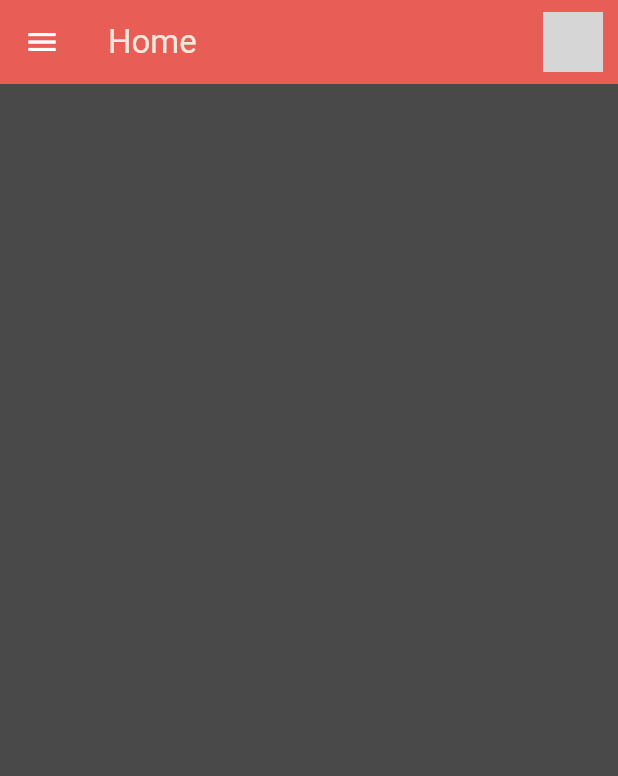
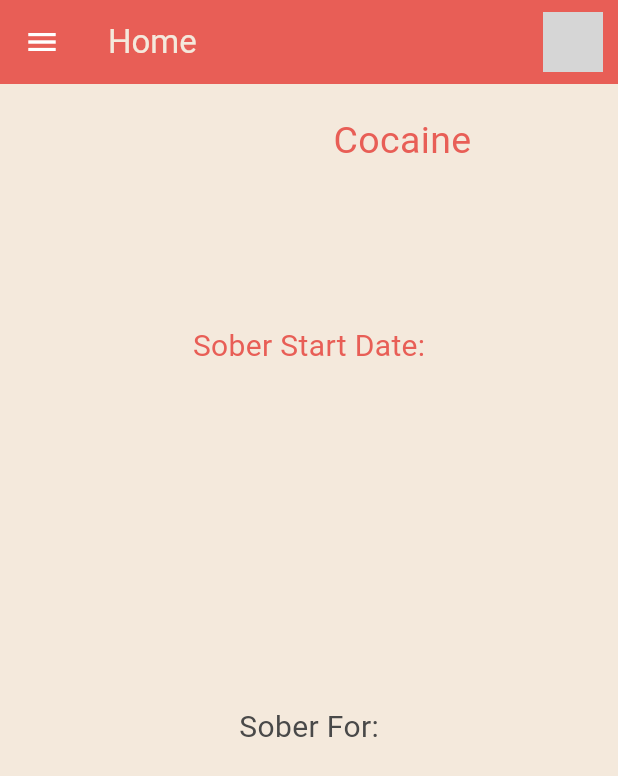
Before and after one commit to broken555wheel/Ahueni, a Flutter app: the screen it shows after launch, on a phone screen of 412 x 824 dp. Shown: the top 776 px of the screen. Run offline on Flutter 3.47's test engine with Material 3 defaults, Android fonts, the phone set to English and light mode, and no system bars; our stand-ins replace firebase_auth, firebase_core; accounts and stored records are empty; grey boxes are pictures that could not be loaded.

Commit message:
Added most components of the homepage

```diff
--- a/lib/pages/home_page.dart
+++ b/lib/pages/home_page.dart
@@ -1,6 +1,7 @@
 import 'package:ahueni/components/my_app_bar.dart';
 import 'package:ahueni/components/my_drawer.dart';
 import 'package:flutter/material.dart';
+import 'package:flutter/widgets.dart';
 
 class HomePage extends StatefulWidget {
   const HomePage({super.key});
@@ -12,9 +13,116 @@ class HomePage extends StatefulWidget {
 class _HomePage extends State<HomePage> {
   @override
   Widget build(BuildContext context) {
-    return const Scaffold(
-      appBar: MyAppBar(title: 'Home'),
-      drawer: MyDrawer(),
+    return Scaffold(
+      appBar: const MyAppBar(title: 'Home'),
+      drawer: const MyDrawer(),
+      backgroundColor: Theme.of(context).colorScheme.secondary,
+      body: Column(
+        mainAxisAlignment: MainAxisAlignment.start,
+        children: [
+          Center(
+            child: Padding(
+              padding: const EdgeInsets.all(20),
+              child: Row(
+                mainAxisAlignment: MainAxisAlignment.center,
+                children: [
+                  Text(
+                    'Overcoming',
+                    style: TextStyle(
+                        color: Theme.of(context).colorScheme.secondary,
+                        fontSize: 20),
+                  ),
+                  const SizedBox(
+                    width: 15,
+                  ),
+                  Text(
+                    'Cocaine',
+                    style: TextStyle(
+                        color: Theme.of(context).colorScheme.primary,
+                        fontSize: 25),
+                  ),
+                ],
+              ),
+            ),
+          ),
+          const SizedBox(
+            height: 20,
+          ),
+          Align(
+            alignment: Alignment.centerLeft,
+            child: Padding(
+              padding: const EdgeInsets.symmetric(horizontal: 25),
+              child: Text(
+                'Sober Start Date:',
+                style: TextStyle(
+                    color: Theme.of(context).colorScheme.secondary,
+                    fontSize: 20),
+              ),
+            ),
+          ),
+          const SizedBox(
+            height: 20,
+          ),
+          Center(
+            widthFactor: 1,
+            child: Container(
+              decoration: BoxDecoration(
+                  color: Theme.of(context).colorScheme.secondary,
+                  borderRadius: BorderRadius.circular(100)),
+              width: 290,
+              height: 60,
+              child: Padding(
+                padding: const EdgeInsets.all(15),
+                child: Center(
+                  widthFactor: 1,
+                  child: Text(
+                    'Sober Start Date:',
+                    style: TextStyle(
+                        color: Theme.of(context).colorScheme.primary,
+                        fontSize: 20),
+                  ),
+                ),
+              ),
+            ),
+          ),
+          const SizedBox(
+            height: 50,
+          ),
+          Align(
+            alignment: Alignment.centerLeft,
+            child: Padding(
+              padding: const EdgeInsets.symmetric(horizontal: 25),
+              child: Text(
+                'Sober For:',
+                style: TextStyle(
+                    color: Theme.of(context).colorScheme.secondary,
+                    fontSize: 20),
+              ),
+            ),
+          ),
+          const SizedBox(
+            height: 20,
+          ),
+          Center(
+            child: Container(
+                width: 250,
+                height: 250,
+                decoration: BoxDecoration(
+                  color: Theme.of(context).colorScheme.secondary,
+                  borderRadius: BorderRadius.circular(200),
+                ),
+                child: Center(
+                  widthFactor: 1,
+                  child: Text(
+                    'Sober For:',
+                    style: TextStyle(
+                        color: Theme.of(context).colorScheme.surface,
+                        fontSize: 20),
+                  ),
+                )),
+          )
+        ],
+      ),
     );
   }
 }
```
